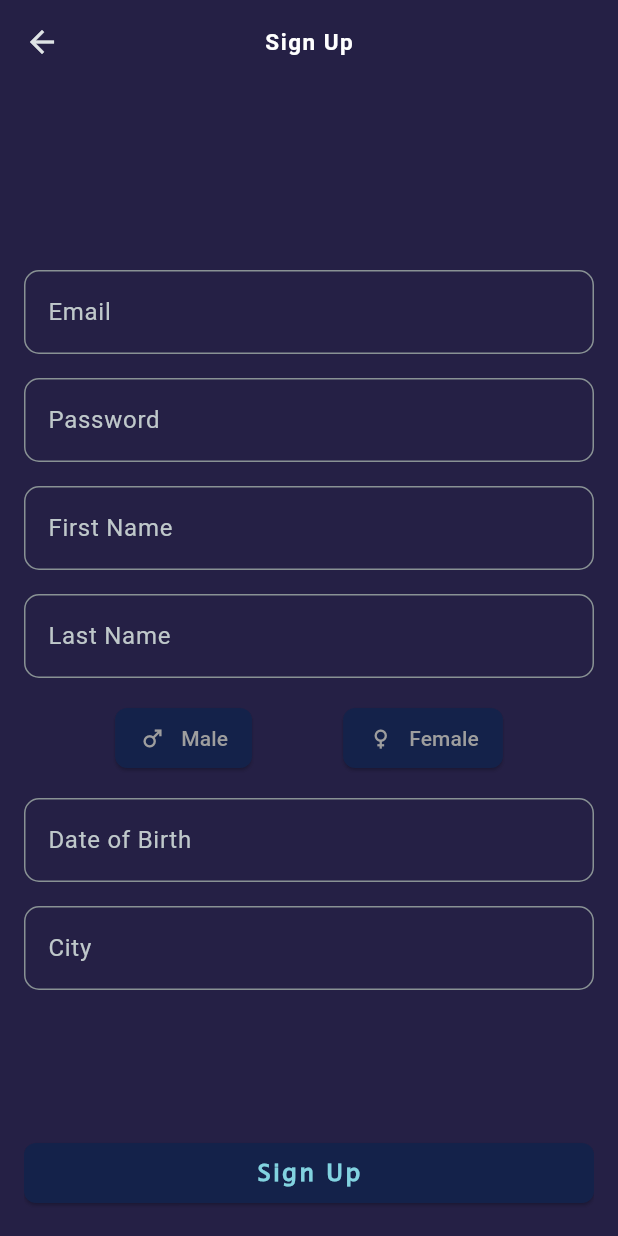
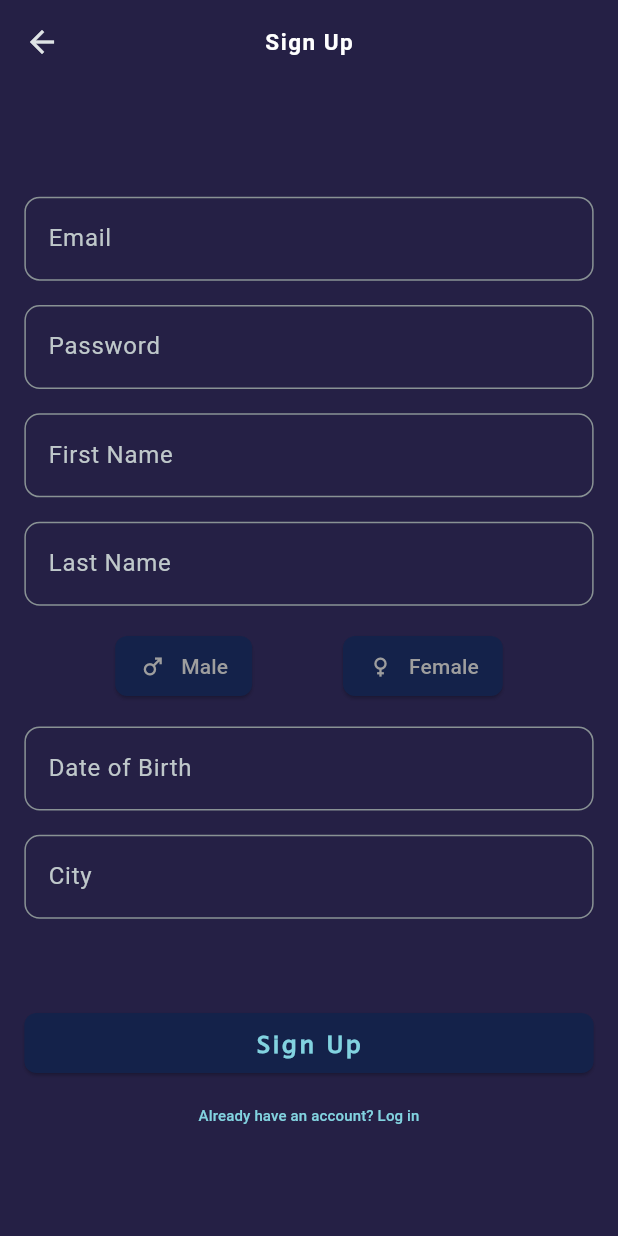
Before and after one commit to pratikmakwana10/rewardrangerapp, a Flutter app: the screen it shows after launch, after a tap on "Sign Up with Email", on a phone screen of 412 x 824 dp. Run offline on Flutter 3.47's test engine with Material 3 defaults, Android fonts, the phone set to English and light mode, and no system bars; our stand-ins replace animated_text_kit, awesome_snackbar_content, device_info_plus, dio, firebase_auth, firebase_core and 11 more; missing offline and left inert: dart:ffi, flutter_jailbreak_detection; accounts and stored records are empty; network calls fail.

Commit message:
UI changed

```diff
--- a/lib/main.dart
+++ b/lib/main.dart
@@ -3,10 +3,8 @@ import 'package:get_it/get_it.dart';
 import 'package:google_mobile_ads/google_mobile_ads.dart';
 import 'package:flutter_secure_storage/flutter_secure_storage.dart';
 import 'package:firebase_core/firebase_core.dart';
-import 'package:rewardrangerapp/screen/dashboard_screen.dart';
-import 'package:rewardrangerapp/screen/logIn_screen.dart';
+import 'package:flutter_screenutil/flutter_screenutil.dart'; // Import ScreenUtil
 import 'package:rewardrangerapp/screen/signup_option.dart';
-import 'package:rewardrangerapp/screen/signup_screen.dart';
 import 'package:rewardrangerapp/service_locator.dart';
 import 'package:rewardrangerapp/helper_function/security_service.dart';
 import 'package:rewardrangerapp/firebase_options.dart';
@@ -98,11 +96,19 @@ class _MyAppState extends State<MyApp> {
           );
         } else {
           final bool isLoggedIn = snapshot.data ?? false;
-          return MaterialApp(
-              title: 'Reward Ranger App',
-              theme: darkTheme,
-              themeMode: ThemeMode.dark,
-              home: const SignUpOptionsScreen());
+          return ScreenUtilInit(
+            designSize: Size(375, 812), // Adjust this based on your design
+            minTextAdapt: true,
+            splitScreenMode: true,
+            builder: (context, child) {
+              return MaterialApp(
+                title: 'Reward Ranger',
+                theme: darkTheme,
+                themeMode: ThemeMode.dark,
+                home: const SignUpOptionsScreen(),
+              );
+            },
+          );
         }
       },
     );
--- a/lib/screen/signup_option.dart
+++ b/lib/screen/signup_option.dart
@@ -1,4 +1,5 @@
 import 'package:flutter/material.dart';
+import 'package:flutter_screenutil/flutter_screenutil.dart'; // Import ScreenUtil
 import 'package:rewardrangerapp/screen/signup_screen.dart';
 import 'package:rewardrangerapp/widget/elevated_button.dart';
 
@@ -12,34 +13,50 @@ class SignUpOptionsScreen extends StatelessWidget {
         centerTitle: true,
         title: const Text(
           'Sign Up Options',
-          )),
+        ),
+      ),
       body: Center(
+        child: Padding(
+          padding: EdgeInsets.all(16.0.sp), // Responsive padding
           child: Column(
             mainAxisAlignment: MainAxisAlignment.center,
             children: [
-            CustomElevatedButton(
+              // First Sign Up Button
+              SizedBox(
+                width: double.infinity, // Full width
+                child: CustomElevatedButton(
                   onPressed: () {
                     Navigator.push(
                       context,
                       MaterialPageRoute(
-                    builder: (context) => const SignUpPage(isPhoneAuth: true),
+                        builder: (context) =>
+                            const SignUpPage(isPhoneAuth: true),
                       ),
                     );
                   },
                   text: 'Sign Up with Phone',
                 ),
-            CustomElevatedButton(
+              ),
+              SizedBox(height: 20.h), // Responsive space between buttons
+
+              // Second Sign Up Button
+              SizedBox(
+                width: double.infinity, // Full width
+                child: CustomElevatedButton(
                   onPressed: () {
                     Navigator.push(
                       context,
                       MaterialPageRoute(
-                    builder: (context) => const SignUpPage(isPhoneAuth: false),
+                        builder: (context) =>
+                            const SignUpPage(isPhoneAuth: false),
                       ),
                     );
                   },
                   text: 'Sign Up with Email',
                 ),
+              ),
             ],
+          ),
         ),
       ),
     );
--- a/lib/screen/signup_screen.dart
+++ b/lib/screen/signup_screen.dart
@@ -1,5 +1,6 @@
 import 'package:awesome_snackbar_content/awesome_snackbar_content.dart';
 import 'package:flutter/material.dart';
+import 'package:flutter_screenutil/flutter_screenutil.dart';
 import 'package:intl/intl.dart';
 import 'package:logger/logger.dart';
 import 'package:rewardrangerapp/helper_function/api_service.dart';
@@ -29,8 +30,7 @@ class _SignUpPageState extends State<SignUpPage> {
   final ApiService _apiService = ApiService();
   final Logger logger = Logger();
   String _selectedGender = '';
-  PhoneNumber _phoneNumber =
-      PhoneNumber(isoCode: 'IN'); // Set India as the initial country
+  PhoneNumber _phoneNumber = PhoneNumber(isoCode: 'IN');
   final TextEditingController _phoneController = TextEditingController();
 
   @override
@@ -58,6 +58,7 @@ class _SignUpPageState extends State<SignUpPage> {
 
       if (widget.isPhoneAuth) {
         userData["phone"] = _phoneNumber.phoneNumber;
+        logger.w("Phone NUM: ${_phoneNumber.phoneNumber}");
       } else {
         userData["email"] = _emailController.text;
         userData["password"] = _passwordController.text;
@@ -69,6 +70,7 @@ class _SignUpPageState extends State<SignUpPage> {
         final response = await (widget.isPhoneAuth
             ? _apiService.signUpWithPhone(userData)
             : _apiService.signUpWithEmail(userData));
+
         if (response['status'] == true) {
           logger.i('Sign up successful: ${response['message']}');
           _showSuccessSnackbar(response['message']);
@@ -76,9 +78,8 @@ class _SignUpPageState extends State<SignUpPage> {
             Navigator.pushReplacement(
               context,
               MaterialPageRoute(
-                builder: (context) => widget.isPhoneAuth
-                    ? const LoginWithPhone() // Redirect to LoginWithPhone if phone authentication
-                    : const Login(), // Redirect to Login if email authentication
+                builder: (context) =>
+                    widget.isPhoneAuth ? const LoginWithPhone() : const Login(),
               ),
             );
           }
@@ -148,7 +149,7 @@ class _SignUpPageState extends State<SignUpPage> {
           title: const Text('Select Date of Birth'),
           content: SizedBox(
             width: double.maxFinite,
-            height: 300,
+            height: 300.h,
             child: SfDateRangePicker(
               selectionColor: const Color.fromARGB(255, 10, 2, 160),
               onSelectionChanged: _onDateSelected,
@@ -204,13 +205,13 @@ class _SignUpPageState extends State<SignUpPage> {
         elevation: 0,
       ),
       body: Padding(
-        padding: const EdgeInsets.all(16.0),
+        padding: EdgeInsets.all(16.0.sp),
         child: Form(
           key: _formKey,
           child: ListView(
             shrinkWrap: true,
             children: <Widget>[
-              const SizedBox(height: 100),
+              SizedBox(height: 50.h),
               if (!widget.isPhoneAuth) ...[
                 _buildTextFormField(
                   controller: _emailController,
@@ -247,20 +248,21 @@ class _SignUpPageState extends State<SignUpPage> {
                       setState(() {
                         _phoneNumber = number;
                       });
+                      // logger.f(number);
+                      // logger.f(_phoneNumber);
                     },
                     selectorTextStyle: const TextStyle(color: Colors.white),
                     textFieldController: _phoneController,
                     inputDecoration: InputDecoration(
                       border: OutlineInputBorder(
-                        borderRadius: BorderRadius.circular(10.0),
+                        borderRadius: BorderRadius.circular(10.0.sp),
                       ),
                       labelText: 'Phone Number',
-                      contentPadding:
-                          const EdgeInsets.symmetric(horizontal: 20.0),
+                      contentPadding: EdgeInsets.symmetric(horizontal: 20.0.sp),
                       hintText: 'Enter your phone number',
                       hintStyle: const TextStyle(color: Colors.grey),
                     ),
-                    selectorConfig: SelectorConfig(
+                    selectorConfig: const SelectorConfig(
                       selectorType: PhoneInputSelectorType.DROPDOWN,
                       showFlags: true,
                       useEmoji: true,
@@ -292,7 +294,7 @@ class _SignUpPageState extends State<SignUpPage> {
                 },
               ),
               Padding(
-                padding: const EdgeInsets.symmetric(vertical: 8.0),
+                padding: EdgeInsets.symmetric(vertical: 8.0.sp),
                 child: Row(
                   mainAxisAlignment: MainAxisAlignment.spaceEvenly,
                   children: <Widget>[
@@ -331,12 +333,11 @@ class _SignUpPageState extends State<SignUpPage> {
                   return null;
                 },
               ),
-              const SizedBox(height: 90),
+              SizedBox(height: 50.h),
               CustomElevatedButton(
                 onPressed: _submit,
                 text: 'Sign Up',
               ),
-              const SizedBox(height: 20),
               TextButton(
                 onPressed: () {
                   Navigator.pushReplacement(
@@ -370,7 +371,7 @@ class _SignUpPageState extends State<SignUpPage> {
     String? Function(String?)? validator,
   }) {
     return Padding(
-      padding: const EdgeInsets.symmetric(vertical: 8.0),
+      padding: EdgeInsets.symmetric(vertical: 8.0.h),
       child: TextFormField(
         controller: controller,
         keyboardType: keyboardType,
@@ -379,7 +380,7 @@ class _SignUpPageState extends State<SignUpPage> {
         onTap: onTap,
         decoration: InputDecoration(
           border: OutlineInputBorder(
-            borderRadius: BorderRadius.circular(10.0),
+            borderRadius: BorderRadius.circular(10.0.r),
           ),
           labelText: labelText,
         ),
@@ -400,9 +401,7 @@ class _SignUpPageState extends State<SignUpPage> {
         children: <Widget>[
           Icon(icon,
               color: _selectedGender == gender ? Colors.blue : Colors.grey),
-          const SizedBox(
-            width: 10,
-          ),
+          const SizedBox(width: 10),
           Text(label,
               style: TextStyle(
                   color:
--- a/lib/widget/elevated_button.dart
+++ b/lib/widget/elevated_button.dart
@@ -1,4 +1,5 @@
 import 'package:flutter/material.dart';
+import 'package:flutter_screenutil/flutter_screenutil.dart';
 
 class CustomElevatedButton extends StatelessWidget {
   final VoidCallback onPressed;
@@ -13,28 +14,28 @@ class CustomElevatedButton extends StatelessWidget {
   @override
   Widget build(BuildContext context) {
     return Container(
-      // padding: const EdgeInsets.symmetric(
-      //   horizontal: 10,
-      // ),
-      width: double.infinity,
+      width: double.infinity, // Full width
       child: ElevatedButton(
         style: ElevatedButton.styleFrom(
           backgroundColor: const Color.fromRGBO(20, 34, 74, 1),
-          padding: const EdgeInsets.symmetric(
-              horizontal: 16, vertical: 8), // Horizontal padding
+          padding: EdgeInsets.symmetric(
+            horizontal: 16.sp, // Responsive horizontal padding
+            vertical: 8.sp, // Responsive vertical padding
+          ),
           shape: RoundedRectangleBorder(
-            borderRadius: BorderRadius.circular(8), // Rounded corners
+            borderRadius:
+                BorderRadius.circular(8.sp), // Responsive border radius
           ),
         ),
         onPressed: onPressed,
         child: Text(
           text,
-          style: const TextStyle(
-            // color: Colors.black,
+          style: TextStyle(
             fontStyle: FontStyle.normal,
             fontWeight: FontWeight.bold,
-            fontSize: 16, letterSpacing: 1.5,
-            fontFamily: 'LucidaSans', // Use the custom font family
+            fontSize: 16.sp, // Responsive font size
+            letterSpacing: 1.5,
+            fontFamily: 'LucidaSans', // Custom font family
           ),
         ),
       ),
--- a/pubspec.yaml
+++ b/pubspec.yaml
@@ -23,18 +23,16 @@ dependencies:
   google_mobile_ads: ^5.1.0
   device_info_plus: ^10.1.0
   flutter_jailbreak_detection: ^1.10.0
-  audioplayers: ^6.0.0
   animated_text_kit: ^4.2.2
   shimmer: ^3.0.0
   lottie: ^3.1.2
   loading_animation_widget: ^1.2.1
   syncfusion_flutter_datepicker: ^26.1.40
-  flutter_zoom_drawer: ^3.2.0
   country_code_picker: ^3.0.0
   intl_phone_number_input: ^0.7.4
   intl: ^0.19.0
-  country_picker: ^2.0.26
   firebase_auth: ^4.20.0
+  flutter_screenutil: ^5.9.3
 
 dev_dependencies:
   flutter_test:
```
Also changed, not shown: lib/helper_function/api_service.dart (+58 -25 lines), lib/screen/contact_support.dart (+14 -6 lines), lib/screen/dashboard_screen.dart (+51 -90 lines), lib/screen/forgot_password.dart (+5 -4 lines), lib/screen/login_screen.dart (+26 -23 lines), lib/screen/login_with_phone.dart (+14 -5 lines), lib/screen/otp_veridication.dart (+14 -7 lines), lib/widget/drawer_widget.dart (+29 -30 lines), 5 other files. Lines whose indentation alone changed are shown as unchanged.
